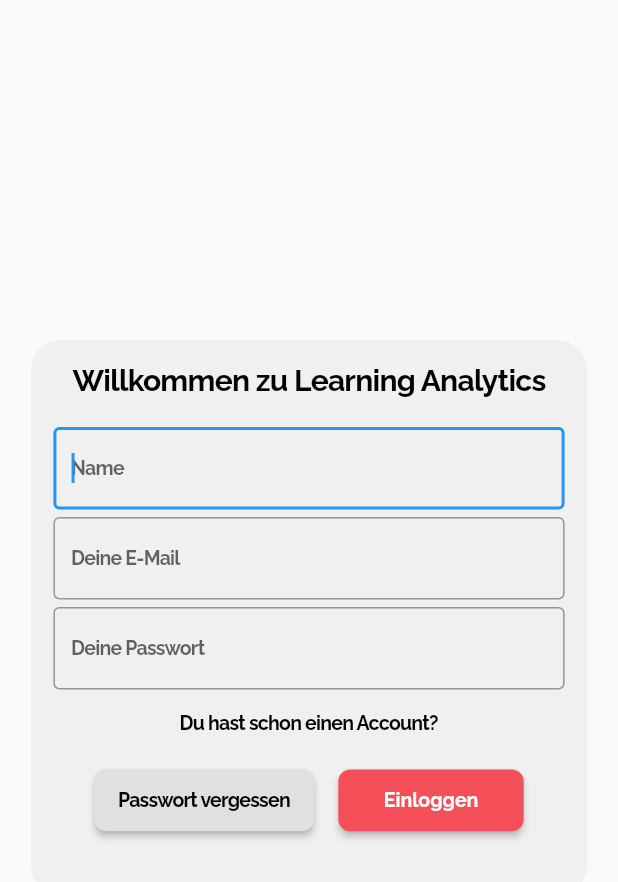
After one commit to integrationsseminar/learning-analytics-frontend, a Flutter app: the LoginView screen opened by its route, after a tap on "Einloggen", on a phone screen of 412 x 824 dp. The commit adds this screen. Shown: the top 882 px of the screen. Run offline on Flutter 3.47's test engine with Material 2 defaults, Android fonts, the phone set to English and light mode, and no system bars; our stand-ins replace charts_flutter, shared_preferences; accounts and stored records are empty; network calls fail.

Commit message:
Added Login

```diff
--- /dev/null
+++ b/lib/data/account.dart
@@ -0,0 +1,52 @@
+class Account {
+  late String email, password;
+
+  Account(this.email, this.password);
+
+  Account.fromJSON(Map<String, dynamic> importMap) {
+    email = importMap['email'] ?? '';
+    password = importMap['password'] ?? '';
+  }
+
+  Map toJson() {
+    return {
+      'email': email,
+      'password': password,
+    };
+  }
+
+  Map toJsonNewActivePlan(String newActivePlan) => {
+        'email': email,
+        'password': password,
+      };
+
+  String getEmail() {
+    return email;
+  }
+}
+
+class RegisterAccount {
+  late String name, email, password, profilePicture;
+
+  RegisterAccount(this.name, this.email, this.password, this.profilePicture);
+
+  RegisterAccount.fromJSON(Map<String, dynamic> importMap) {
+    name = importMap['name'] ?? '';
+    email = importMap['email'] ?? '';
+    password = importMap['password'] ?? '';
+    profilePicture = importMap['profilePicture'] ?? '';
+  }
+
+  Map toJson() {
+    return {
+      'name': name,
+      'email': email,
+      'password': password,
+      'profilePicture': profilePicture,
+    };
+  }
+
+  String getEmail() {
+    return email;
+  }
+}
--- /dev/null
+++ b/lib/data/account_http_helper.dart
@@ -0,0 +1,58 @@
+import 'dart:async';
+import 'dart:convert';
+import 'dart:io';
+
+import 'package:http/http.dart' as http;
+import 'package:learning_analytics/data/account.dart';
+import 'package:shared_preferences/shared_preferences.dart';
+
+class AccountHttpHelper {
+  final String authority = 'api.learning-analytics.gang-of-fork.de';
+
+  Future<bool> postAccount(RegisterAccount account) async {
+    String newPath = '/auth/register/63496390b3e7ebc4e3d8cb50';
+    Uri uri = Uri.https(authority, newPath);
+    var email = account.email;
+    var password = account.password;
+
+    var body = jsonEncode(account.toJson());
+
+    var headers = {
+      "Content-Type": "application/json",
+    };
+
+    http.Response response = await http.post(uri, headers: headers, body: body);
+
+    print(json.decode(response.body)["password"]);
+
+    if (response.statusCode == 201) {
+      loginAccount(Account(email, password));
+      return true;
+    } else {
+      return false;
+    }
+  }
+
+  Future<bool> loginAccount(Account account) async {
+    final prefs = await SharedPreferences.getInstance();
+
+    String newPath = '/auth/login';
+    Uri uri = Uri.https(authority, newPath);
+
+    var body = jsonEncode(account.toJson());
+
+    var headers = {
+      "Content-Type": "application/json",
+    };
+
+    http.Response response = await http.post(uri, headers: headers, body: body);
+
+    await prefs.setString("jwt", json.decode(response.body)["token"]["token"]);
+
+    if (response.statusCode == 201) {
+      return true;
+    } else {
+      return false;
+    }
+  }
+}
--- a/lib/main.dart
+++ b/lib/main.dart
@@ -1,6 +1,8 @@
 import 'package:flutter/material.dart';
 import './test_view.dart';
 import 'package:learning_analytics/widgtes/shared/theme.dart';
+
+import './views/login.dart';
 
 import './views_d/mein_lernen.dart';
 import './views_d/mein_profil.dart';
@@ -26,6 +28,7 @@ class MyApp extends StatelessWidget {
       theme: laappTheme(),
       routes: {
         '/': (context) => const TestView(),
+        '/login': (context) => LoginView(),
         '/meinLernenD': (context) => MeinLernenD(),
         '/meinProfilD': (context) => const MeinProfilD(),
         '/meineKurseD': (context) => const MeineKurseD(),
--- a/lib/test_view.dart
+++ b/lib/test_view.dart
@@ -16,6 +16,7 @@ class _TestViewState extends State<TestView> {
     '/meinFortschrittS',
     '/meinLernenS',
     '/meinProfilS',
+    '/login',
   ];
 
   @override
--- /dev/null
+++ b/lib/views/login.dart
@@ -0,0 +1,147 @@
+import 'package:flutter/material.dart';
+import 'package:flutter/gestures.dart';
+import 'package:learning_analytics/views_s/mein_lernen.dart';
+import 'package:learning_analytics/widgtes/customappbar.dart';
+import 'package:learning_analytics/widgtes/profil/eineTrophaeen.dart';
+import 'package:learning_analytics/widgtes/shared/divider.dart';
+import 'package:learning_analytics/data/account_http_helper.dart';
+import 'package:learning_analytics/data/account.dart';
+
+class LoginView extends StatefulWidget {
+  const LoginView({Key? key}) : super(key: key);
+
+  @override
+  State<LoginView> createState() => _LoginViewState();
+}
+
+class _LoginViewState extends State<LoginView> {
+  final name = TextEditingController();
+  final email = TextEditingController();
+  final passwort = TextEditingController();
+
+  @override
+  Widget build(BuildContext context) {
+    return Scaffold(
+        body: Center(
+            child: Container(
+                alignment: Alignment.center,
+                height: MediaQuery.of(context).size.height * 0.45,
+                width: MediaQuery.of(context).size.height * 0.45,
+                decoration: BoxDecoration(
+                    color: Theme.of(context).secondaryHeaderColor,
+                    borderRadius: BorderRadius.circular(20)),
+                child: Column(
+                  children: [
+                    Center(
+                      child: Padding(
+                        padding: const EdgeInsets.fromLTRB(20.0, 15, 20, 20),
+                        child: Text(
+                          "Willkommen zu Learning Analytics",
+                          style: Theme.of(context).textTheme.titleMedium,
+                          textAlign: TextAlign.center,
+                        ),
+                      ),
+                    ),
+                    Padding(
+                      padding: const EdgeInsets.fromLTRB(15.0, 0, 15, 5),
+                      child: TextField(
+                        autofocus: true,
+                        cursorHeight: 20,
+                        style: Theme.of(context).textTheme.titleSmall,
+                        controller: name,
+                        decoration: const InputDecoration(
+                          border: OutlineInputBorder(),
+                          hintText: 'Name',
+                        ),
+                      ),
+                    ),
+                    Padding(
+                      padding: const EdgeInsets.fromLTRB(15.0, 0, 15, 5),
+                      child: TextField(
+                        autofocus: true,
+                        cursorHeight: 20,
+                        style: Theme.of(context).textTheme.titleSmall,
+                        controller: email,
+                        decoration: const InputDecoration(
+                          border: OutlineInputBorder(),
+                          hintText: 'Deine E-Mail',
+                        ),
+                      ),
+                    ),
+                    Padding(
+                      padding: const EdgeInsets.fromLTRB(15.0, 0, 15, 15),
+                      child: TextField(
+                        obscureText: true,
+                        enableSuggestions: false,
+                        autocorrect: false,
+                        autofocus: false,
+                        cursorHeight: 5,
+                        style: Theme.of(context).textTheme.titleSmall,
+                        controller: passwort,
+                        decoration: const InputDecoration(
+                          border: OutlineInputBorder(),
+                          hintText: 'Deine Passwort',
+                        ),
+                      ),
+                    ),
+                    Padding(
+                      padding: const EdgeInsets.fromLTRB(0.0, 0.0, 0.0, 20.0),
+                      child: Text(
+                        "Du hast schon einen Account?",
+                        style: Theme.of(context).textTheme.titleSmall,
+                      ),
+                    ),
+                    Row(
+                      crossAxisAlignment: CrossAxisAlignment.center,
+                      mainAxisAlignment: MainAxisAlignment.center,
+                      children: [
+                        Padding(
+                          padding: const EdgeInsets.only(right: 8.0),
+                          child: MaterialButton(
+                            shape: RoundedRectangleBorder(
+                                borderRadius: BorderRadius.circular(8)),
+                            height: MediaQuery.of(context).size.height * 0.05,
+                            minWidth: MediaQuery.of(context).size.height * 0.15,
+                            color: Theme.of(context).highlightColor,
+                            textColor: Colors.black,
+                            onPressed: () => {},
+                            splashColor: Colors.redAccent,
+                            child: Text(
+                              "Passwort vergessen",
+                              style: Theme.of(context).textTheme.titleSmall,
+                            ),
+                          ),
+                        ),
+                        Padding(
+                          padding: const EdgeInsets.only(left: 8.0),
+                          child: MaterialButton(
+                            shape: RoundedRectangleBorder(
+                                borderRadius: BorderRadius.circular(8)),
+                            height: MediaQuery.of(context).size.height * 0.05,
+                            minWidth: MediaQuery.of(context).size.height * 0.15,
+                            color: Theme.of(context).primaryColorLight,
+                            textColor: Colors.white,
+                            onPressed: () => {login()},
+                            splashColor: Colors.redAccent,
+                            child: Text(
+                              "Einloggen",
+                              style: Theme.of(context).textTheme.headlineSmall,
+                            ),
+                          ),
+                        )
+                      ],
+                    ),
+                  ],
+                ))));
+  }
+
+  void login() async {
+    RegisterAccount newAccout =
+        RegisterAccount(name.text, email.text, passwort.text, "leer");
+    if (await AccountHttpHelper().postAccount(newAccout)) {
+      Navigator.push(context,
+          MaterialPageRoute(builder: (context) => const MeinLernenS()));
+    }
+    ;
+  }
+}
--- a/lib/views_d/meine_kurse.dart
+++ b/lib/views_d/meine_kurse.dart
@@ -50,8 +50,8 @@ class _MeineKurseDState extends State<MeineKurseD> {
                                 Navigator.push(
                                     context,
                                     MaterialPageRoute(
-                                        builder: (context) => NeuerKurs(
-                                            kursname: exampleList[0])));
+                                        builder: (context) =>
+                                            const NeuerKurs()));
                               })),
                   ),
                 ),
--- a/lib/widgtes/kurs/einKurs.dart
+++ b/lib/widgtes/kurs/einKurs.dart
@@ -49,7 +49,7 @@ class _EinKursState extends State<EinKurs> {
                               mainAxisAlignment: MainAxisAlignment.spaceBetween,
                               children: [
                                 Text(
-                                  widget.kursname,
+                                  "Kursname",
                                   style: Theme.of(context).textTheme.titleSmall,
                                 ),
                                 SizedBox(
@@ -62,7 +62,7 @@ class _EinKursState extends State<EinKurs> {
                                         child: RichText(
                                           text: WidgetSpan(
                                             child: Text(
-                                              "WWISEA2020",
+                                              widget.kursname,
                                               style: Theme.of(context)
                                                   .textTheme
                                                   .labelSmall,
--- a/lib/widgtes/shared/theme.dart
+++ b/lib/widgtes/shared/theme.dart
@@ -12,7 +12,7 @@ ThemeData laappTheme() {
     primaryColorLight: const Color(0xffF54F59),
     accentColor: const Color(0xffD9D9D9),
     secondaryHeaderColor: const Color(0xfff0f0f0),
-    splashColor: Color.fromARGB(255, 142, 142, 142),
+    splashColor: const Color.fromARGB(255, 142, 142, 142),
 
     highlightColor: Colors.grey[300],
     // Buttons
--- a/pubspec.yaml
+++ b/pubspec.yaml
@@ -34,6 +34,8 @@ dependencies:
   # Use with the CupertinoIcons class for iOS style icons.
   cupertino_icons: ^1.0.2
   charts_flutter: ^0.12.0
+  http: ^0.13.5
+  shared_preferences: ^2.0.15
 
 dev_dependencies:
   flutter_test:
```
Also changed, not shown: lib/widgtes/kurs/neuerKurs.dart (+25 -27 lines), pubspec.lock, 1 other file.
